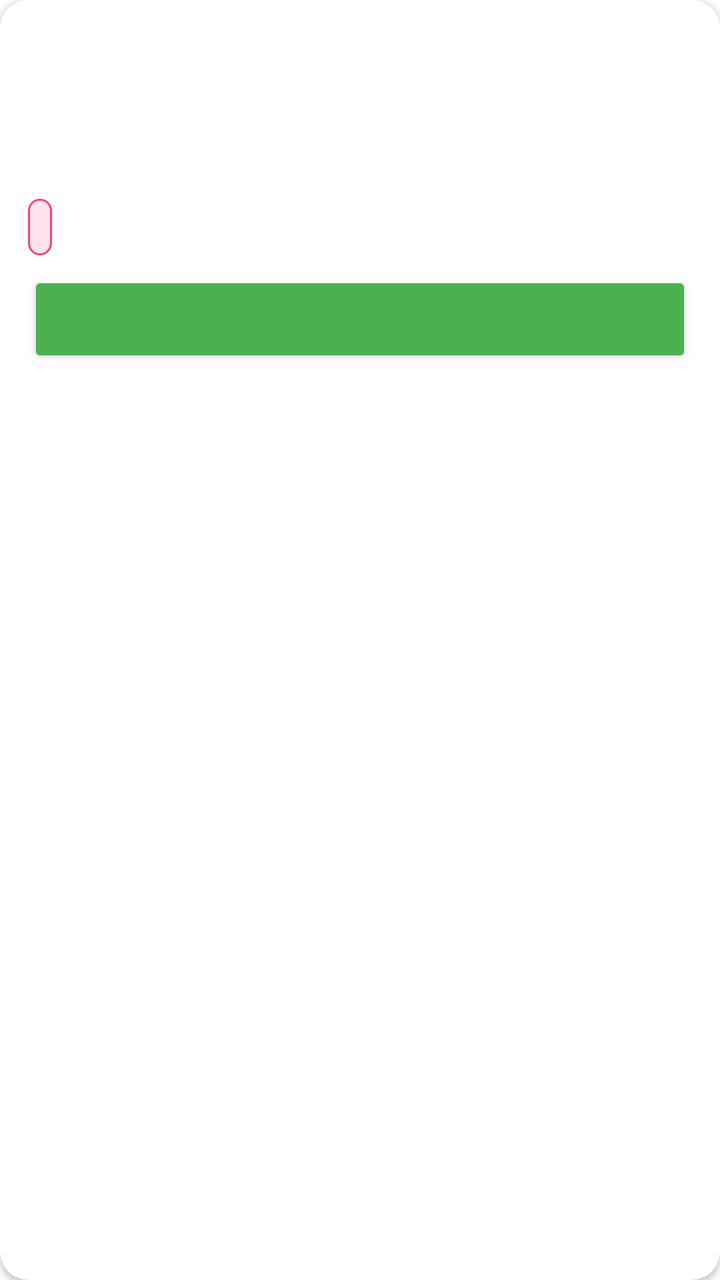
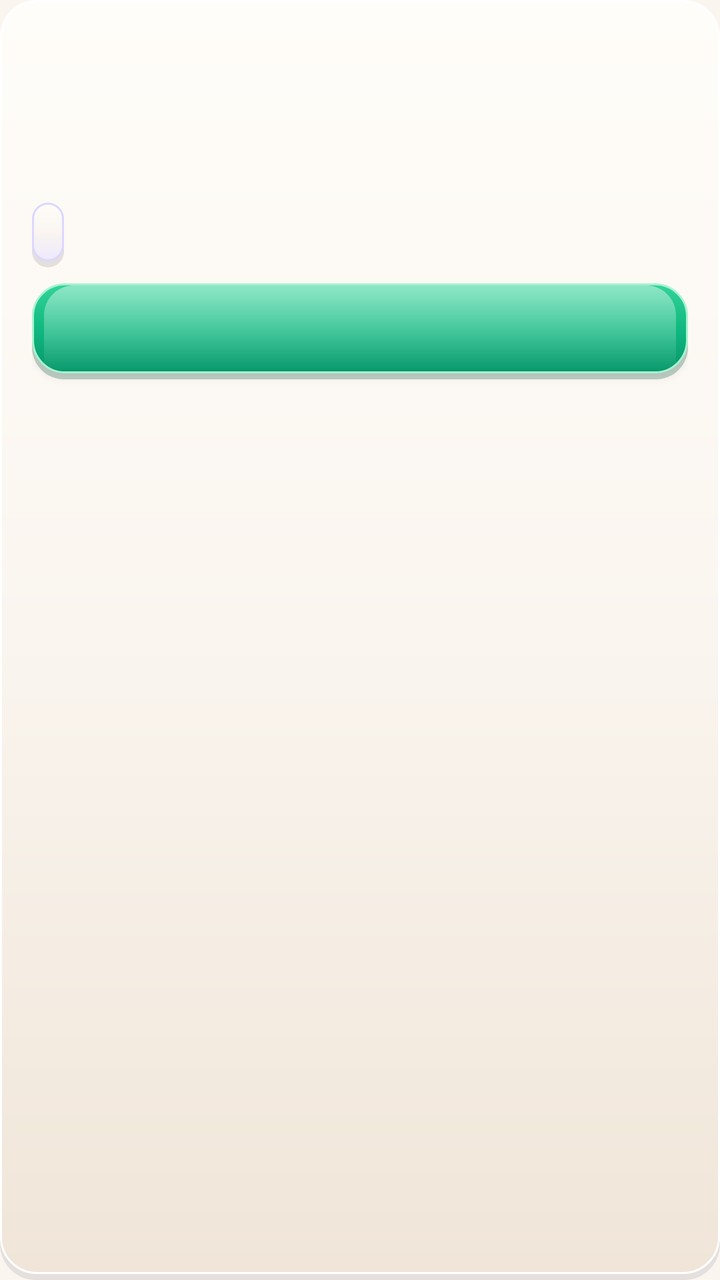

Before-and-after screenshots of an Android layout around one commit, followed by the original layout XML and the change that was made.
<!-- AndroidManifest.xml: application theme Theme.SheEmpower -->
<!-- res/layout/item_order.xml -->
<?xml version="1.0" encoding="utf-8"?>
<androidx.cardview.widget.CardView xmlns:android="http://schemas.android.com/apk/res/android"
    xmlns:app="http://schemas.android.com/apk/res-auto"
    android:layout_width="match_parent" android:layout_height="wrap_content"
    android:layout_marginBottom="10dp" app:cardCornerRadius="14dp" app:cardElevation="2dp">

    <LinearLayout
        android:layout_width="match_parent" android:layout_height="wrap_content"
        android:orientation="vertical"
        android:background="?android:attr/windowBackground"
        android:padding="14dp">

        <LinearLayout android:layout_width="match_parent" android:layout_height="wrap_content" android:orientation="horizontal">
            <TextView android:id="@+id/tvOrderProduct"
                android:layout_width="0dp" android:layout_height="wrap_content" android:layout_weight="1"
                android:textStyle="bold" android:textSize="15sp" />
            <TextView android:id="@+id/tvOrderAmount"
                android:layout_width="wrap_content" android:layout_height="wrap_content"
                android:textColor="#FF4081" android:textStyle="bold" />
        </LinearLayout>

        <TextView android:id="@+id/tvOrderParty"
            android:layout_width="match_parent" android:layout_height="wrap_content"
            android:textColor="#555555" android:textSize="12sp" android:textStyle="bold" android:layout_marginTop="4dp" />

        <TextView android:id="@+id/tvOrderDetails"
            android:layout_width="match_parent" android:layout_height="wrap_content"
            android:textColor="#666666" android:textSize="12sp" android:layout_marginTop="4dp" />

        <TextView android:id="@+id/tvOrderAddress"
            android:layout_width="match_parent" android:layout_height="wrap_content"
            android:textColor="#888888" android:textSize="12sp" />

        <TextView android:id="@+id/tvOrderStatus"
            android:layout_width="wrap_content" android:layout_height="wrap_content"
            android:background="@drawable/bg_rounded_pink" android:padding="6dp"
            android:textColor="#FF4081" android:textSize="12sp" android:layout_marginTop="8dp" />

        <Button android:id="@+id/btnAdvanceStatus"
            android:layout_width="match_parent" android:layout_height="wrap_content"
            android:backgroundTint="#4CAF50" android:textColor="#FFFFFF" android:textSize="12sp"
            android:layout_marginTop="8dp" />

    </LinearLayout>
</androidx.cardview.widget.CardView>
<!-- resources referenced by this layout -->
<resources>
  <!-- drawable bg_rounded_pink (drawable) -->
  <?xml version="1.0" encoding="utf-8"?>
  <shape xmlns:android="http://schemas.android.com/apk/res/android">
      <solid android:color="#FFE4EC" />
      <stroke android:width="1dp" android:color="#FF4081" />
      <corners android:radius="16dp" />
  </shape>
  <style name="Theme.SheEmpower" parent="Theme.AppCompat.Light.NoActionBar">
          <item name="colorPrimary">#FF4081</item>
          <item name="colorPrimaryDark">#C2185B</item>
          <item name="colorAccent">#FF4081</item>
          <item name="android:windowBackground">@color/bg_light</item>
          <item name="android:colorBackground">@color/white</item>
          <item name="android:textColorPrimary">@color/text_light</item>
          <item name="android:textColorSecondary">@color/text_gray</item>
      </style>
  <color name="bg_light">#FFFFFF</color>
  <color name="white">#FFFFFF</color>
  <color name="text_light">#333333</color>
  <color name="text_gray">#888888</color>
</resources>

<!-- the commit's change to res/layout/item_order.xml (unified diff, before → after) -->
@@ -1,45 +1,78 @@
 <?xml version="1.0" encoding="utf-8"?>
-<androidx.cardview.widget.CardView xmlns:android="http://schemas.android.com/apk/res/android"
-    xmlns:app="http://schemas.android.com/apk/res-auto"
-    android:layout_width="match_parent" android:layout_height="wrap_content"
-    android:layout_marginBottom="10dp" app:cardCornerRadius="14dp" app:cardElevation="2dp">
+<LinearLayout xmlns:android="http://schemas.android.com/apk/res/android"
+    android:layout_width="match_parent"
+    android:layout_height="wrap_content"
+    android:layout_marginBottom="10dp"
+    android:background="@drawable/bg_skeu_card"
+    android:orientation="vertical"
+    android:padding="16dp">
 
     <LinearLayout
-        android:layout_width="match_parent" android:layout_height="wrap_content"
-        android:orientation="vertical"
-        android:background="?android:attr/windowBackground"
-        android:padding="14dp">
+        android:layout_width="match_parent"
+        android:layout_height="wrap_content"
+        android:orientation="horizontal">
 
-        <LinearLayout android:layout_width="match_parent" android:layout_height="wrap_content" android:orientation="horizontal">
-            <TextView android:id="@+id/tvOrderProduct"
-                android:layout_width="0dp" android:layout_height="wrap_content" android:layout_weight="1"
-                android:textStyle="bold" android:textSize="15sp" />
-            <TextView android:id="@+id/tvOrderAmount"
-                android:layout_width="wrap_content" android:layout_height="wrap_content"
-                android:textColor="#FF4081" android:textStyle="bold" />
-        </LinearLayout>
+        <TextView
+            android:id="@+id/tvOrderProduct"
+            android:layout_width="0dp"
+            android:layout_height="wrap_content"
+            android:layout_weight="1"
+            android:fontFamily="sans-serif-black"
+            android:textColor="@color/text_dark"
+            android:textSize="15sp" />
 
-        <TextView android:id="@+id/tvOrderParty"
-            android:layout_width="match_parent" android:layout_height="wrap_content"
-            android:textColor="#555555" android:textSize="12sp" android:textStyle="bold" android:layout_marginTop="4dp" />
+        <TextView
+            android:id="@+id/tvOrderAmount"
+            android:layout_width="wrap_content"
+            android:layout_height="wrap_content"
+            android:textColor="@color/lavender_primary"
+            android:fontFamily="sans-serif-bold"
+            android:textSize="15sp" />
+    </LinearLayout>
 
-        <TextView android:id="@+id/tvOrderDetails"
-            android:layout_width="match_parent" android:layout_height="wrap_content"
-            android:textColor="#666666" android:textSize="12sp" android:layout_marginTop="4dp" />
+    <TextView
+        android:id="@+id/tvOrderParty"
+        android:layout_width="match_parent"
+        android:layout_height="wrap_content"
+        android:textColor="@color/text_dark"
+        android:textSize="12sp"
+        android:fontFamily="sans-serif-medium"
+        android:layout_marginTop="4dp" />
 
-        <TextView android:id="@+id/tvOrderAddress"
-            android:layout_width="match_parent" android:layout_height="wrap_content"
-            android:textColor="#888888" android:textSize="12sp" />
+    <TextView
+        android:id="@+id/tvOrderDetails"
+        android:layout_width="match_parent"
+        android:layout_height="wrap_content"
+        android:textColor="@color/text_gray"
+        android:textSize="12sp"
+        android:layout_marginTop="4dp" />
 
-        <TextView android:id="@+id/tvOrderStatus"
-            android:layout_width="wrap_content" android:layout_height="wrap_content"
-            android:background="@drawable/bg_rounded_pink" android:padding="6dp"
-            android:textColor="#FF4081" android:textSize="12sp" android:layout_marginTop="8dp" />
+    <TextView
+        android:id="@+id/tvOrderAddress"
+        android:layout_width="match_parent"
+        android:layout_height="wrap_content"
+        android:textColor="@color/text_gray"
+        android:textSize="12sp" />
 
-        <Button android:id="@+id/btnAdvanceStatus"
-            android:layout_width="match_parent" android:layout_height="wrap_content"
-            android:backgroundTint="#4CAF50" android:textColor="#FFFFFF" android:textSize="12sp"
-            android:layout_marginTop="8dp" />
+    <TextView
+        android:id="@+id/tvOrderStatus"
+        android:layout_width="wrap_content"
+        android:layout_height="wrap_content"
+        android:background="@drawable/bg_skeu_button_cream"
+        android:padding="8dp"
+        android:textColor="@color/lavender_primary"
+        android:fontFamily="sans-serif-medium"
+        android:textSize="12sp"
+        android:layout_marginTop="8dp" />
 
-    </LinearLayout>
-</androidx.cardview.widget.CardView>
+    <Button
+        android:id="@+id/btnAdvanceStatus"
+        android:layout_width="match_parent"
+        android:layout_height="48dp"
+        android:background="@drawable/bg_skeu_button_green"
+        android:textColor="#FFFFFF"
+        android:fontFamily="sans-serif-medium"
+        android:textSize="12sp"
+        android:layout_marginTop="8dp" />
+
+</LinearLayout>
<!-- resource entries referenced after the edit -->
@@ -1,24 +1,92 @@
 <!-- resources referenced by this layout -->
 <resources>
-  <!-- drawable bg_rounded_pink (drawable) -->
-  <?xml version="1.0" encoding="utf-8"?>
-  <shape xmlns:android="http://schemas.android.com/apk/res/android">
-      <solid android:color="#FFE4EC" />
-      <stroke android:width="1dp" android:color="#FF4081" />
-      <corners android:radius="16dp" />
-  </shape>
+  <color name="lavender_primary">#7C3AED</color>
+  <color name="text_dark">#2D253B</color>
   <style name="Theme.SheEmpower" parent="Theme.AppCompat.Light.NoActionBar">
-          <item name="colorPrimary">#FF4081</item>
-          <item name="colorPrimaryDark">#C2185B</item>
-          <item name="colorAccent">#FF4081</item>
-          <item name="android:windowBackground">@color/bg_light</item>
-          <item name="android:colorBackground">@color/white</item>
-          <item name="android:textColorPrimary">@color/text_light</item>
+          <item name="colorPrimary">@color/lavender_primary</item>
+          <item name="colorPrimaryDark">@color/lavender_dark</item>
+          <item name="colorAccent">@color/lavender_primary</item>
+          <item name="android:windowBackground">@color/bg_cream</item>
+          <item name="android:colorBackground">@color/bg_cream</item>
+          <item name="android:textColorPrimary">@color/text_dark</item>
           <item name="android:textColorSecondary">@color/text_gray</item>
       </style>
-  <color name="bg_light">#FFFFFF</color>
-  <color name="white">#FFFFFF</color>
-  <color name="text_light">#333333</color>
-  <color name="text_gray">#888888</color>
+  <color name="lavender_dark">#5B21B6</color>
+  <color name="bg_cream">#FAF5EF</color>
+  <color name="text_gray">#6B637B</color>
+  <!-- drawable bg_skeu_button_cream (drawable) -->
+  <?xml version="1.0" encoding="utf-8"?>
+  <layer-list xmlns:android="http://schemas.android.com/apk/res/android">
+      <item android:top="3dp">
+          <shape android:shape="rectangle">
+              <solid android:color="#202D253B" />
+              <corners android:radius="16dp" />
+          </shape>
+      </item>
+      <item android:bottom="3dp">
+          <shape android:shape="rectangle">
+              <gradient
+                  android:startColor="#FFFDF9"
+                  android:centerColor="#FAF5EF"
+                  android:endColor="#EDE9FE"
+                  android:angle="270" />
+              <stroke android:width="1dp" android:color="#DDD6FE" />
+              <corners android:radius="16dp" />
+          </shape>
+      </item>
+  </layer-list>
+  <!-- drawable bg_skeu_button_green (drawable) -->
+  <?xml version="1.0" encoding="utf-8"?>
+  <layer-list xmlns:android="http://schemas.android.com/apk/res/android">
+      <item android:top="3dp">
+          <shape android:shape="rectangle">
+              <solid android:color="#40064E3B" />
+              <corners android:radius="16dp" />
+          </shape>
+      </item>
+      <item android:bottom="3dp">
+          <shape android:shape="rectangle">
+              <gradient
+                  android:startColor="#34D399"
+                  android:centerColor="#10B981"
+                  android:endColor="#059669"
+                  android:angle="270" />
+              <stroke android:width="1dp" android:color="#A7F3D0" />
+              <corners android:radius="16dp" />
+          </shape>
+      </item>
+      <item android:bottom="3dp" android:top="1dp" android:left="6dp" android:right="6dp">
+          <shape android:shape="rectangle">
+              <gradient
+                  android:startColor="#70FFFFFF"
+                  android:endColor="#00FFFFFF"
+                  android:angle="270" />
+              <corners android:topLeftRadius="15dp" android:topRightRadius="15dp" />
+          </shape>
+      </item>
+  </layer-list>
+  <!-- drawable bg_skeu_card (drawable) -->
+  <?xml version="1.0" encoding="utf-8"?>
+  <layer-list xmlns:android="http://schemas.android.com/apk/res/android">
+      
+      <item android:top="3dp">
+          <shape android:shape="rectangle">
+              <solid android:color="#1A2D253B" />
+              <corners android:radius="18dp" />
+          </shape>
+      </item>
+      
+      <item android:bottom="3dp">
+          <shape android:shape="rectangle">
+              <gradient
+                  android:startColor="#FFFDF9"
+                  android:centerColor="#FAF5EF"
+                  android:endColor="#F0E5D8"
+                  android:angle="270" />
+              <stroke android:width="1dp" android:color="#FFFFFF" />
+              <corners android:radius="18dp" />
+          </shape>
+      </item>
+  </layer-list>
 </resources>
 
